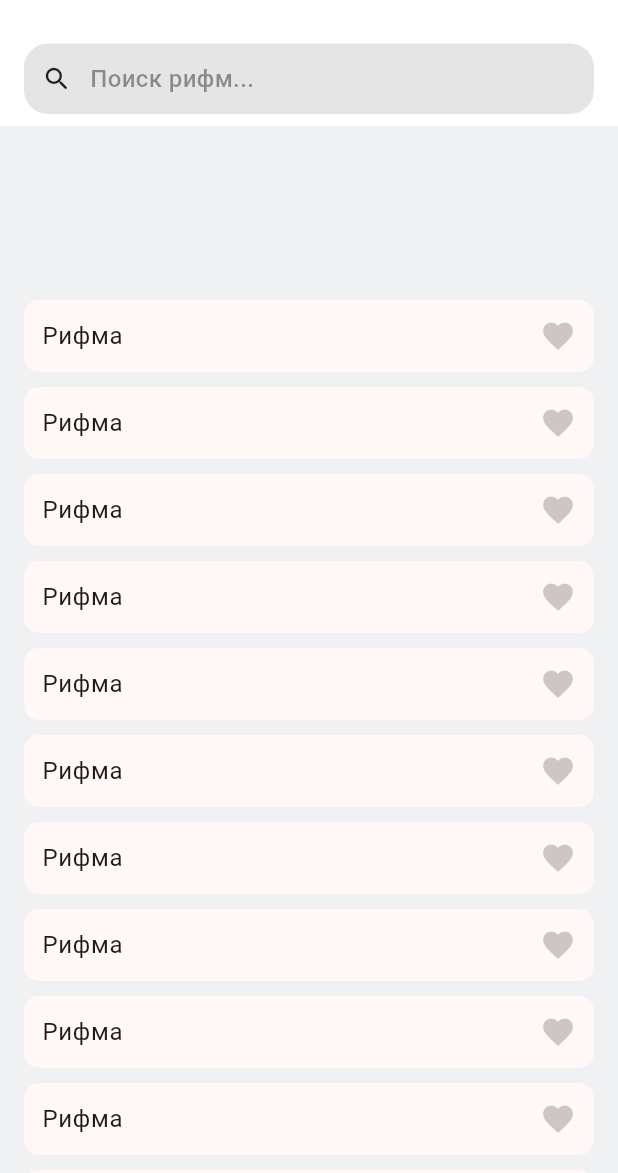
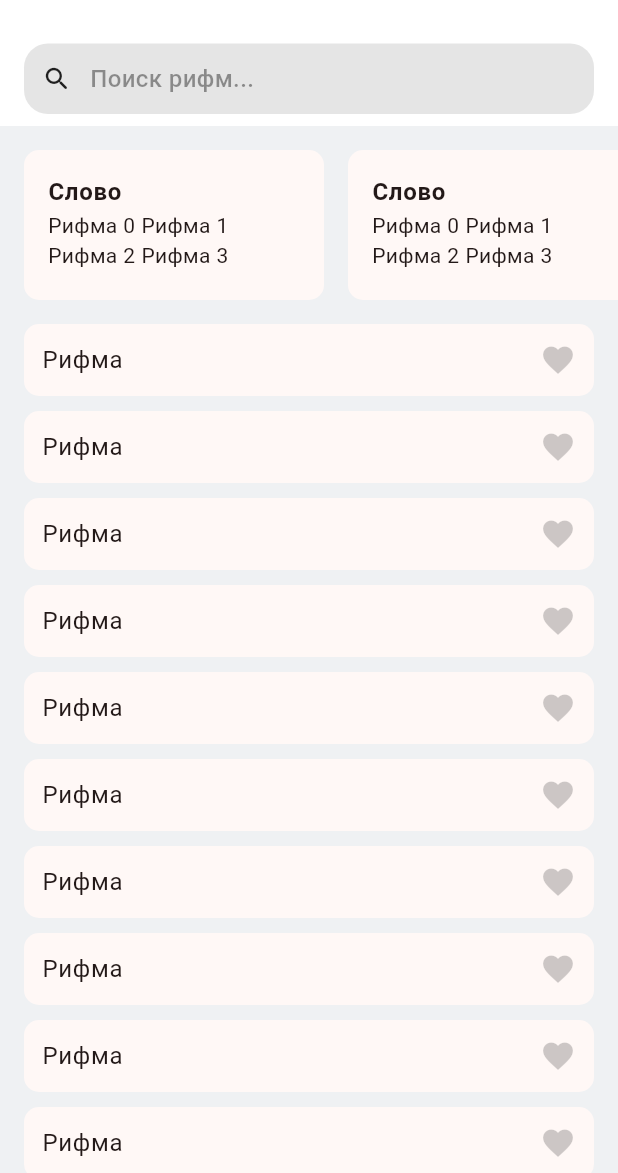
Before and after one commit to adilet3401/rhymer, a Flutter app: the screen it shows after launch, on a phone screen of 412 x 824 dp, the part 63-1236 px from its top. Run offline on Flutter 3.47's test engine with Material 3 defaults, Android fonts, the phone set to English and light mode, and no system bars.

Commit message:
rhyme 2%

```diff
--- a/lib/main.dart
+++ b/lib/main.dart
@@ -29,11 +29,10 @@ class HomeScreen extends StatelessWidget {
 
   @override
   Widget build(BuildContext context) {
-    final theme = Theme.of(context);
     return Scaffold(
       body: CustomScrollView(
         slivers: [
-          SliverAppBar(
+          const SliverAppBar(
             pinned: true,
             snap: true,
             floating: true,
@@ -50,12 +49,19 @@ class HomeScreen extends StatelessWidget {
           SliverToBoxAdapter(
             child: SizedBox(
               height: 100,
-              child: ListView.builder(
+              child: ListView.separated(
+                padding: EdgeInsets.only(left: 16),
+                scrollDirection: Axis.horizontal,
                 itemCount: 10,
-                itemBuilder: (context, index) => SizedBox(),
+                separatorBuilder: (context, index) => SizedBox(width: 16),
+                itemBuilder: (context, index) {
+                  final rhymes = List.generate(4, (index) => 'Рифма $index');
+                  return RhymeHistoryCard(rhymes: rhymes);
+                },
               ),
             ),
           ),
+          SliverToBoxAdapter(child: SizedBox(height: 16)),
           SliverList.builder(itemBuilder: (context, index) => RhymeListCard()),
         ],
       ),
@@ -63,12 +69,71 @@ class HomeScreen extends StatelessWidget {
   }
 }
 
-class BaseContainer extends StatelessWidget {
-  const BaseContainer({super.key});
+class RhymeHistoryCard extends StatelessWidget {
+  const RhymeHistoryCard({super.key, required this.rhymes});
+
+  final List<String> rhymes;
 
   @override
   Widget build(BuildContext context) {
-    return Scaffold();
+    final theme = Theme.of(context);
+    return BaseContainer(
+      width: 200,
+      padding: EdgeInsets.all(16),
+      child: Column(
+        mainAxisSize: MainAxisSize.min,
+        crossAxisAlignment: CrossAxisAlignment.start,
+        children: [
+          Text(
+            'Слово',
+            style: theme.textTheme.bodyLarge?.copyWith(
+              fontWeight: FontWeight.w700,
+            ),
+          ),
+          Wrap(
+            children:
+                rhymes
+                    .map(
+                      (e) => Padding(
+                        padding: EdgeInsets.only(right: 4),
+                        child: Text(e),
+                      ),
+                    )
+                    .toList(),
+          ),
+        ],
+      ),
+    );
+  }
+}
+
+class BaseContainer extends StatelessWidget {
+  const BaseContainer({
+    super.key,
+    required this.child,
+    required this.width,
+    this.margin,
+    this.padding = const EdgeInsets.only(left: 12),
+  });
+
+  final double width;
+  final EdgeInsets? margin;
+  final Widget child;
+  final EdgeInsets padding;
+
+  @override
+  Widget build(BuildContext context) {
+    final theme = Theme.of(context);
+    return Container(
+      width: width,
+      margin: margin,
+      padding: padding,
+      decoration: BoxDecoration(
+        color: theme.cardColor,
+        borderRadius: BorderRadius.circular(10),
+      ),
+      child: child,
+    );
   }
 }
 
@@ -78,14 +143,9 @@ class RhymeListCard extends StatelessWidget {
   @override
   Widget build(BuildContext context) {
     final theme = Theme.of(context);
-    return Container(
+    return BaseContainer(
       width: double.infinity,
-      margin: const EdgeInsets.symmetric(horizontal: 16).copyWith(bottom: 10),
-      padding: EdgeInsets.only(left: 12),
-      decoration: BoxDecoration(
-        color: theme.cardColor,
-        borderRadius: BorderRadius.circular(10),
-      ),
+      margin: EdgeInsets.symmetric(horizontal: 16).copyWith(bottom: 10),
       child: Row(
         mainAxisAlignment: MainAxisAlignment.spaceBetween,
         children: [
```
